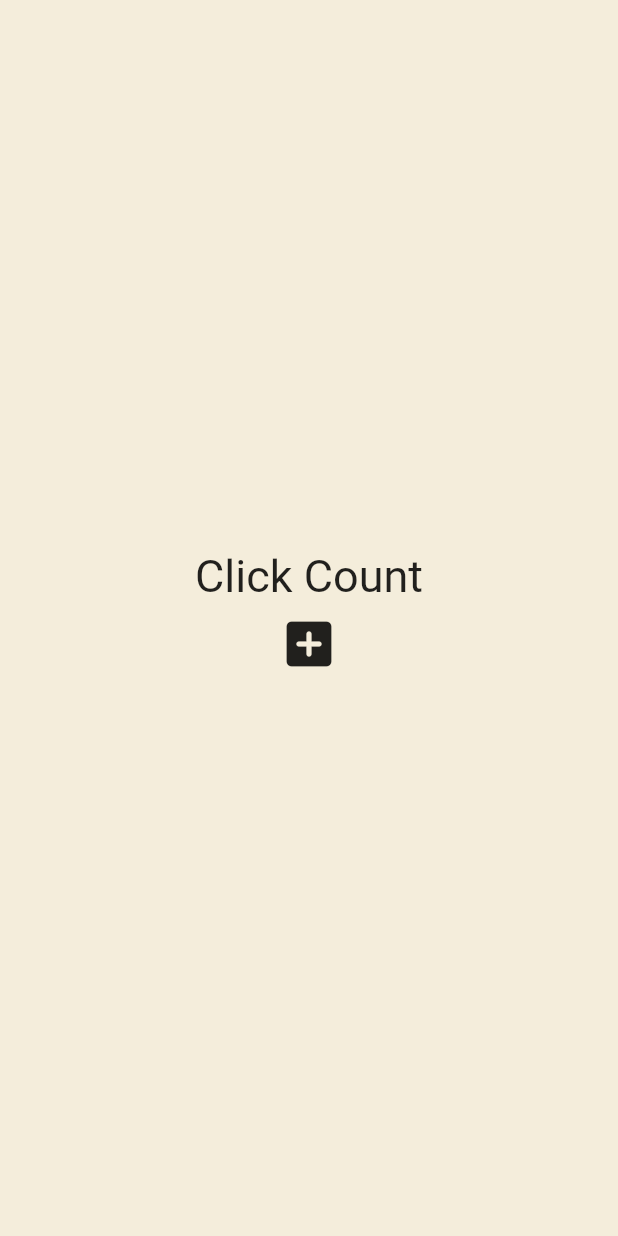
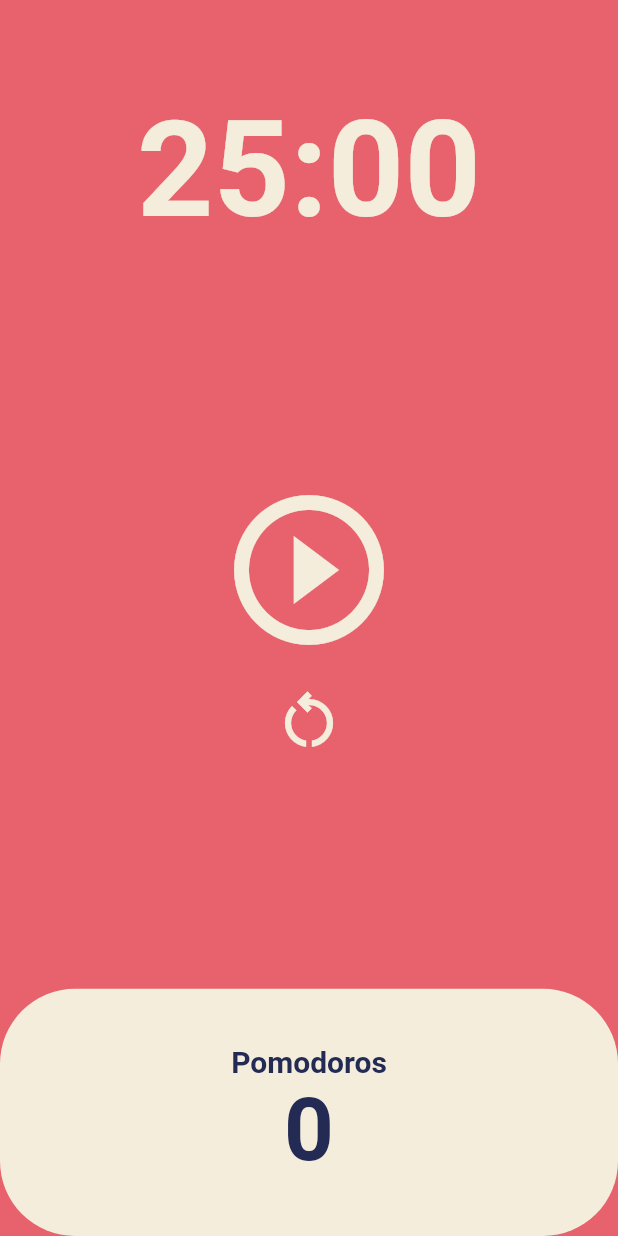
Before and after one commit to Miging/toonflix, a Flutter app: the screen it shows after launch, on a phone screen of 412 x 824 dp. Run offline on Flutter 3.47's test engine with Material 2 defaults, Android fonts, the phone set to English and light mode, and no system bars.

Commit message:
5일차_버튼메소드(codeChallenge)

```diff
--- a/lib/main.dart
+++ b/lib/main.dart
@@ -1,4 +1,5 @@
 import 'package:flutter/material.dart';
+import 'package:toonflix/screens/home_screen.dart';
 import 'package:toonflix/widgets/button.dart';
 import 'package:toonflix/widgets/currency_card.dart';
 
@@ -6,48 +7,118 @@ void main() {
   runApp(const App());
 }
 
-class App extends StatefulWidget {
+class App extends StatelessWidget {
   const App({super.key});
-
-  @override
-  State<App> createState() => _AppState();
-}
-
-class _AppState extends State<App> {
-  List<int> numbers = [];
-  void onClicked() {
-    //setState->build재실행.
-    setState(() {
-      numbers.add(numbers.length);
-    });
-  }
 
   @override
   Widget build(BuildContext context) {
     return MaterialApp(
-      home: Scaffold(
-        backgroundColor: const Color(0xFFF4EDDB),
-        body: Center(
-          child: Column(
-            mainAxisAlignment: MainAxisAlignment.center,
-            children: [
-              const Text(
-                'Click Count',
-                style: TextStyle(fontSize: 30),
-              ),
-              for (var n in numbers) Text('$n'),
-              IconButton(
-                iconSize: 40,
-                onPressed: onClicked,
-                icon: const Icon(Icons.add_box_rounded),
-              ),
-            ],
+      theme: ThemeData(
+        textTheme: const TextTheme(
+          displayLarge: TextStyle(
+            color: Color(0xFF232B55),
           ),
         ),
+        cardColor: const Color(0xFFF4EDDB),
+        colorScheme: ColorScheme.fromSwatch(
+          backgroundColor: const Color(0xFFE7626C),
+        ),
       ),
+      home: const HomeScreen(),
     );
   }
 }
+
+//Life Cycle
+// class App extends StatefulWidget {
+//   const App({super.key});
+
+//   @override
+//   State<App> createState() => _AppState();
+// }
+
+// class _AppState extends State<App> {
+//   // List<int> numbers = [];
+//   // void onClicked() {
+//   //setState->build재실행.
+//   // setState(() {
+//   //   numbers.add(numbers.length);
+//   // });
+//   // }
+//   bool showTitle = true;
+
+//   void toggleTitle() {
+//     setState(() {
+//       showTitle = !showTitle;
+//     });
+//   }
+
+//   @override
+//   Widget build(BuildContext context) {
+//     return MaterialApp(
+//       theme: ThemeData(
+//         textTheme: const TextTheme(
+//           titleLarge: TextStyle(
+//             color: Colors.red,
+//           ),
+//         ),
+//       ),
+//       home: Scaffold(
+//         backgroundColor: const Color(0xFFF4EDDB),
+//         body: Center(
+//           child: Column(
+//             mainAxisAlignment: MainAxisAlignment.center,
+//             children: [
+//               showTitle ? const MyLargeTitle() : const Text('nothing'),
+//               IconButton(
+//                   onPressed: toggleTitle,
+//                   icon: const Icon(Icons.remove_red_eye)),
+//             ],
+//           ),
+//         ),
+//       ),
+//     );
+//   }
+// }
+
+// class MyLargeTitle extends StatefulWidget {
+//   const MyLargeTitle({
+//     super.key,
+//   });
+
+//   @override
+//   State<MyLargeTitle> createState() => _MyLargeTitleState();
+// }
+
+// class _MyLargeTitleState extends State<MyLargeTitle> {
+//   //상태 초기화. 주 context에서 상태 가져오건,API상태 업데이트 등.
+//   @override
+//   void initState() {
+//     // TODO: implement initState
+//     super.initState();
+//     print('Helloe');
+//   }
+
+//   //API 업데이트,이벤트 리스너 구독 취소, form리스너 벗어나기
+//   @override
+//   void dispose() {
+//     // TODO: implement dispose
+//     super.dispose();
+//     print('dispose');
+//   }
+
+//   @override
+//   Widget build(BuildContext context) {
+//     print('fjsdlkj');
+//     return Text(
+//       'My Large Title',
+//       style: TextStyle(
+//         fontSize: 30,
+//         color: Theme.of(context).textTheme.titleLarge?.color,
+//       ),
+//     );
+//   }
+// }
 // class App extends StatelessWidget {
 //   const App({super.key});
 
--- /dev/null
+++ b/lib/screens/home_screen.dart
@@ -0,0 +1,151 @@
+import 'dart:async';
+
+import 'package:flutter/material.dart';
+
+class HomeScreen extends StatefulWidget {
+  const HomeScreen({super.key});
+
+  @override
+  State<HomeScreen> createState() => _HomeScreenState();
+}
+
+class _HomeScreenState extends State<HomeScreen> {
+  static const twentyFiveMinutes = 1500;
+  int totalSeconds = twentyFiveMinutes;
+  late Timer timer;
+  int totalPomodoros = 0;
+  bool isRunning = false;
+
+  void onTick(Timer timer) {
+    if (totalSeconds == 0) {
+      setState(() {
+        totalPomodoros += 1;
+        isRunning = false;
+        totalSeconds = twentyFiveMinutes;
+      });
+      timer.cancel();
+    } else {
+      setState(() {
+        totalSeconds -= 1;
+      });
+    }
+  }
+
+  void onStartPressed() {
+    timer = Timer.periodic(
+        const Duration(
+          seconds: 1,
+        ),
+        onTick);
+    setState(() {
+      isRunning = true;
+    });
+  }
+
+  void onPausePressed() {
+    timer.cancel();
+    setState(() {
+      isRunning = false;
+    });
+  }
+
+  void onResetPressed() {
+    onPausePressed();
+    totalSeconds = twentyFiveMinutes;
+  }
+
+  String format(int seconds) {
+    var duration = Duration(seconds: seconds);
+    return duration.toString().split(".").first.substring(2, 7);
+  }
+
+  @override
+  Widget build(BuildContext context) {
+    return Scaffold(
+      backgroundColor: Theme.of(context).colorScheme.background,
+      body: Column(
+        children: [
+          //유연한 UI
+          Flexible(
+            flex: 1,
+            child: Container(
+              alignment: Alignment.bottomCenter,
+              child: Text(
+                format(totalSeconds),
+                style: TextStyle(
+                    color: Theme.of(context).cardColor,
+                    fontSize: 89,
+                    fontWeight: FontWeight.w600),
+              ),
+            ),
+          ),
+          Flexible(
+            flex: 3,
+            child: Center(
+              child: Column(
+                mainAxisAlignment: MainAxisAlignment.center,
+                children: [
+                  IconButton(
+                    iconSize: 120,
+                    color: Theme.of(context).cardColor,
+                    onPressed: isRunning ? onPausePressed : onStartPressed,
+                    icon: Icon(
+                      isRunning
+                          ? Icons.pause_circle_outline
+                          : Icons.play_circle_outline,
+                    ),
+                  ),
+                  IconButton(
+                    onPressed: onResetPressed,
+                    iconSize: 48,
+                    icon: const Icon(Icons.restart_alt_outlined),
+                    color: Theme.of(context).cardColor,
+                  ),
+                ],
+              ),
+            ),
+          ),
+          Flexible(
+            flex: 1,
+            child: Row(
+              children: [
+                Expanded(
+                  child: Container(
+                    decoration: BoxDecoration(
+                        color: Theme.of(context).cardColor,
+                        borderRadius: BorderRadius.circular(50)),
+                    child: Column(
+                      mainAxisAlignment: MainAxisAlignment.center,
+                      children: [
+                        Text(
+                          'Pomodoros',
+                          style: TextStyle(
+                              fontSize: 20,
+                              fontWeight: FontWeight.w600,
+                              color: Theme.of(context)
+                                  .textTheme
+                                  .displayLarge!
+                                  .color),
+                        ),
+                        Text(
+                          '$totalPomodoros',
+                          style: TextStyle(
+                              fontSize: 58,
+                              fontWeight: FontWeight.w600,
+                              color: Theme.of(context)
+                                  .textTheme
+                                  .displayLarge!
+                                  .color),
+                        ),
+                      ],
+                    ),
+                  ),
+                ),
+              ],
+            ),
+          ),
+        ],
+      ),
+    );
+  }
+}
```
